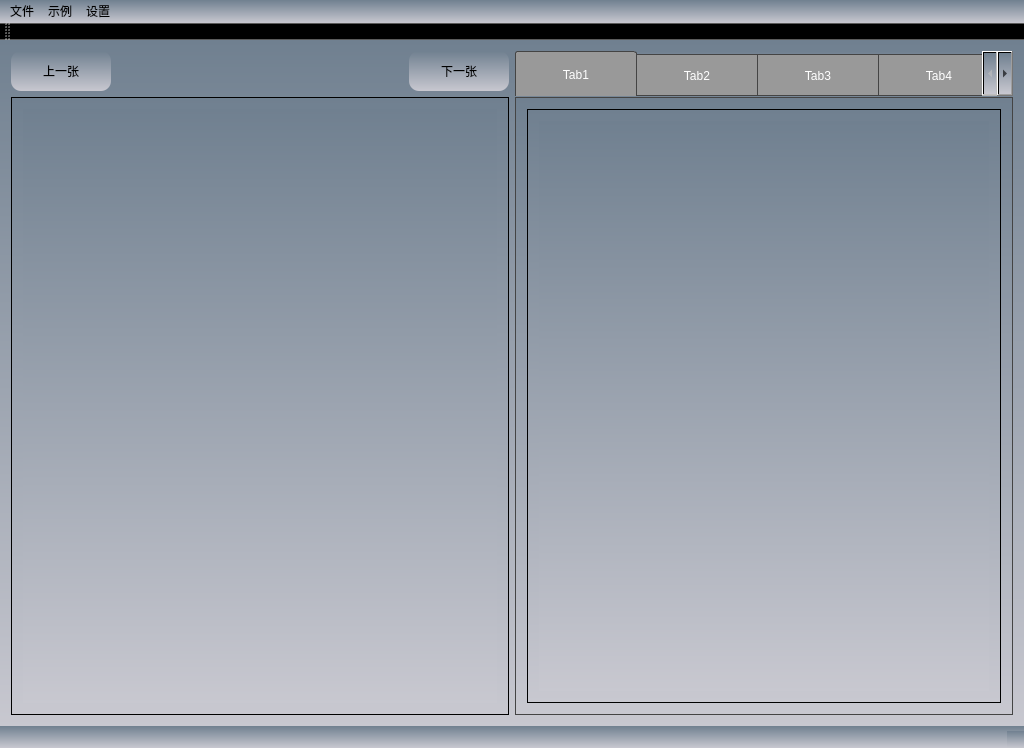
Before: the Qt Designer form view/source/ui/MainUi.ui in CodeCat00/ImageOperation, drawn with Qt 5.
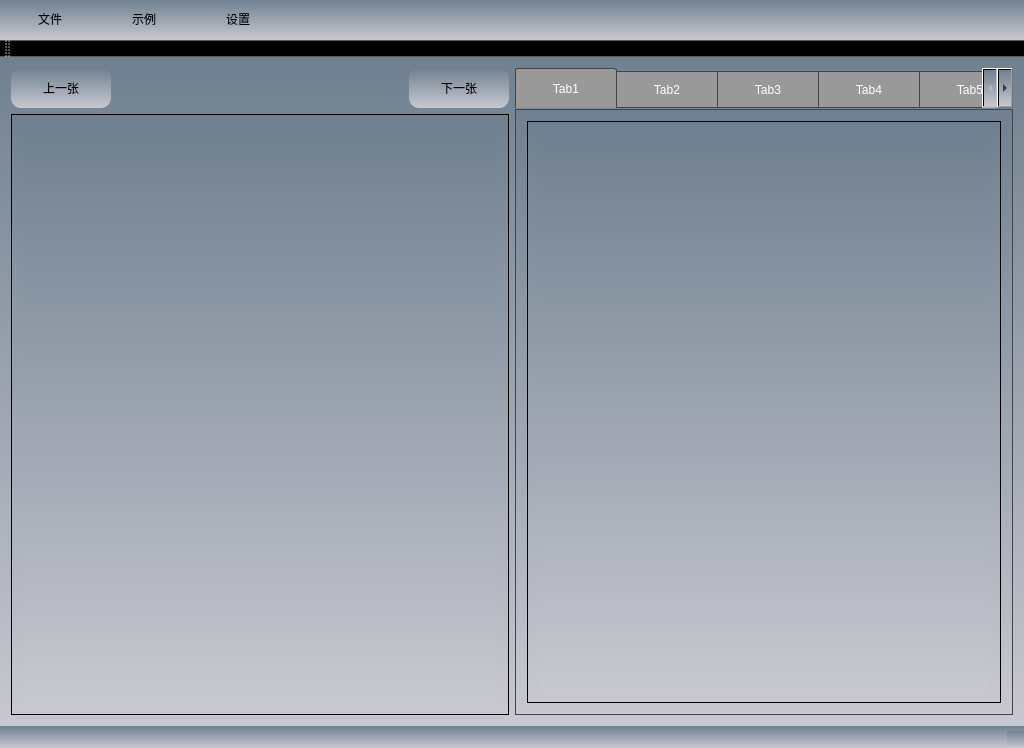
After: the same form once the commit is applied.

Patch:
```diff
--- a/view/source/ui/MainUi.ui
+++ b/view/source/ui/MainUi.ui
@@ -26,6 +26,11 @@
        background:qlineargradient(spread:pad,x1:0,y1:0,x2:0,y2:1,stop:0 #708090,stop:1 #C8C8D0);
        }
 
+QMenuBar {
+       min-width: 80px;
+       min-height: 35px;
+       }
+
 QMenu {
        border-radius: 30px;
        min-width: 100px;
@@ -138,8 +143,8 @@
        padding-top: 3px;
        padding-bottom: 2px;
        margin-right: -1px;
-       min-width: 100px;
-       min-height: 35px;
+       min-width: 80px;
+       min-height: 30px;
        }
 QTabBar::tab:last {
        margin-right: 0;
```
Left out of the diff: 2 changed lines with no effect on the pictures.
